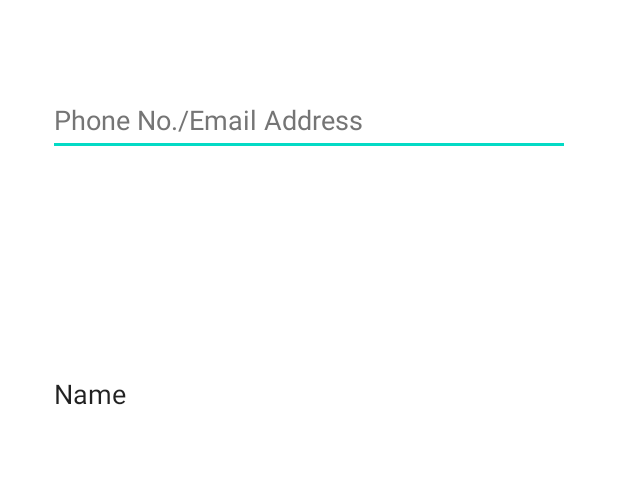
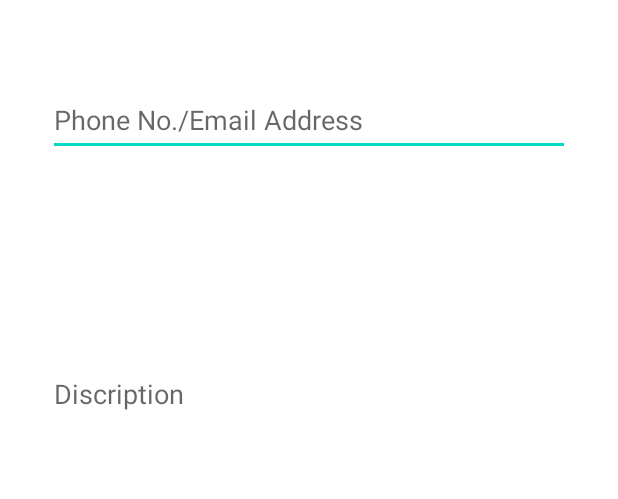
Before and after one commit to cstushar/ApnaGharAshram_Android_App, an Android app: the layout activity_issue_complain.xml on its own in the app's theme, with its tools: preview values and no code run, on a phone screen of 412 x 824 dp. Shown: the part 354-853 px from the top of the screen. Run offline under Robolectric (Android 15) with nearby library versions, the phone set to English and light mode, and no system bars; Roboto replaces fonts that are not available here.

Commit message:
Some Changes

```diff
--- a/AGA/app/src/main/AndroidManifest.xml
+++ b/AGA/app/src/main/AndroidManifest.xml
@@ -10,19 +10,20 @@
         android:theme="@style/Theme.ApnaGharAshram">
         <activity
             android:name=".issue_complain"
-            android:exported="false" />
-        <activity
-            android:name=".Donate_money"
-            android:exported="false" />
-        <activity
-            android:name=".MainActivity"
-            android:exported="true">
+            android:exported="true" >
             <intent-filter>
                 <action android:name="android.intent.action.MAIN" />
 
                 <category android:name="android.intent.category.LAUNCHER" />
             </intent-filter>
         </activity>
+        <activity
+            android:name=".Donate_money"
+            android:exported="false" />
+        <activity
+            android:name=".MainActivity"
+            android:exported="false"/>
+
 
         <meta-data
             android:name="preloaded_fonts"
--- a/AGA/app/src/main/res/layout/activity_issue_complain.xml
+++ b/AGA/app/src/main/res/layout/activity_issue_complain.xml
@@ -37,17 +37,10 @@
             android:layout_width="match_parent"
             android:layout_height="wrap_content"
             android:layout_margin="32dp"
-            android:layout_marginBottom="32dp"
-            android:layout_weight="1"
             android:ems="10"
             android:hint="Phone No./Email Address"
-            android:inputType="number|textEmailAddress"
-            android:minHeight="48dp"
-            android:textColorHint="#757575"
-            app:layout_constraintBottom_toBottomOf="parent"
-            app:layout_constraintEnd_toEndOf="parent"
-            app:layout_constraintStart_toStartOf="parent"
-            app:layout_constraintTop_toTopOf="parent" />
+            android:inputType="textPersonName"
+            android:minHeight="48dp" />
 
         <EditText
             android:id="@+id/editTextTextPersonName"
@@ -56,8 +49,8 @@
             android:layout_margin="32dp"
             android:layout_weight="1"
             android:ems="10"
-            android:inputType="textPersonName"
-            android:text="Name" />
+            android:hint="Discription"
+            android:inputType="textPersonName" />
 
         <Button
             android:id="@+id/button"
```
